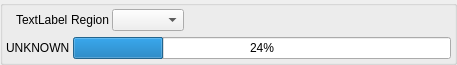
ww4u/megarobostudio, file source/wnd/ui/motorstate.ui: the form before one commit.
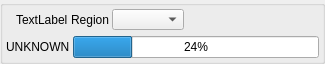
The form after the commit. Icons and pictures are not drawn. Custom widgets are drawn as their Qt base class.

```diff
--- a/source/wnd/ui/motorstate.ui
+++ b/source/wnd/ui/motorstate.ui
@@ -6,10 +6,16 @@
    <rect>
     <x>0</x>
     <y>0</y>
-    <width>457</width>
+    <width>325</width>
     <height>64</height>
    </rect>
   </property>
+  <property name="minimumSize">
+   <size>
+    <width>300</width>
+    <height>64</height>
+   </size>
+  </property>
   <property name="windowTitle">
    <string>Form</string>
   </property>
@@ -111,6 +117,12 @@
         </item>
         <item>
          <widget class="QLabel" name="labelRunning">
+          <property name="minimumSize">
+           <size>
+            <width>100</width>
+            <height>0</height>
+           </size>
+          </property>
           <property name="text">
            <string/>
           </property>
```
